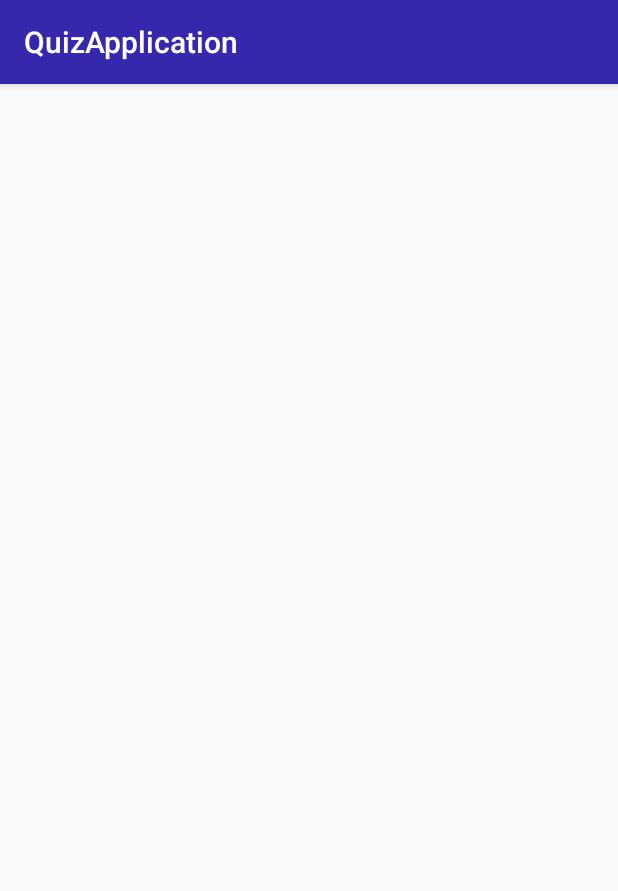
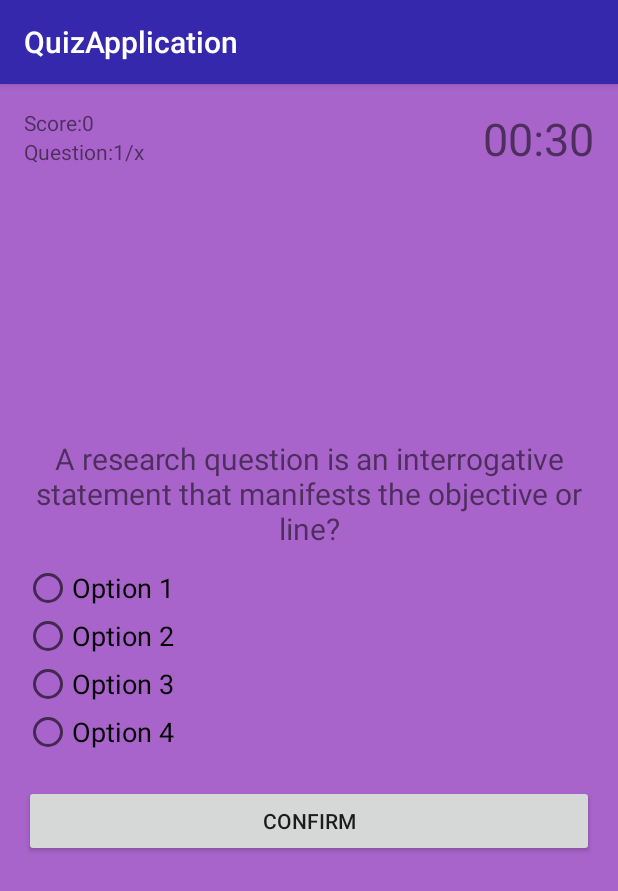
Before and after one commit to UsmanHaiderKhan/QuizApplication, an Android app: the QuizActivity screen opened directly, with no data from a screen before it, on a phone screen of 412 x 824 dp. Shown: the top 891 px of the screen. Run offline under Robolectric (Android 15) with nearby library versions, the phone set to English and light mode, and no system bars.

Commit message:
Update Added Question in the QuizActivity

```diff
--- a/app/src/main/res/layout/activity_quiz.xml
+++ b/app/src/main/res/layout/activity_quiz.xml
@@ -1,9 +1,87 @@
 <?xml version="1.0" encoding="utf-8"?>
-<android.support.constraint.ConstraintLayout xmlns:android="http://schemas.android.com/apk/res/android"
+<RelativeLayout xmlns:android="http://schemas.android.com/apk/res/android"
     xmlns:app="http://schemas.android.com/apk/res-auto"
     xmlns:tools="http://schemas.android.com/tools"
     android:layout_width="match_parent"
     android:layout_height="match_parent"
+    android:background="@color/backgroundColor"
+    android:padding="16dp"
     tools:context=".QuizActivity">
 
-</android.support.constraint.ConstraintLayout>
+    <TextView
+        android:id="@+id/score_count"
+        android:layout_width="wrap_content"
+        android:layout_height="wrap_content"
+        android:text="Score:0" />
+
+    <TextView
+        android:id="@+id/question_count"
+        android:layout_width="wrap_content"
+        android:layout_height="wrap_content"
+        android:layout_below="@id/score_count"
+        android:text="Question:1/x" />
+
+    <TextView
+        android:id="@+id/time_count"
+        android:layout_width="wrap_content"
+        android:layout_height="wrap_content"
+        android:layout_alignParentEnd="true"
+        android:text="00:30"
+        android:textSize="30dp" />
+
+    <TextView
+        android:id="@+id/text_view_question"
+        android:layout_width="match_parent"
+        android:layout_height="wrap_content"
+        android:layout_above="@id/radio_group"
+        android:layout_marginBottom="10dp"
+        android:textAlignment="center"
+        android:text="A research question is an interrogative statement that manifests the objective or line?"
+        android:textSize="20sp" />
+
+
+    <RadioGroup
+        android:id="@+id/radio_group"
+        android:layout_width="wrap_content"
+        android:layout_height="wrap_content"
+        android:layout_centerVertical="true">
+
+        <RadioButton
+            android:id="@+id/btn_1"
+            android:layout_width="wrap_content"
+            android:layout_height="wrap_content"
+            android:text="Option 1"
+            android:textSize="18dp" />
+
+        <RadioButton
+            android:id="@+id/btn_2"
+            android:layout_width="wrap_content"
+            android:layout_height="wrap_content"
+            android:text="Option 2"
+            android:textSize="18dp" />
+
+        <RadioButton
+            android:id="@+id/btn_3"
+            android:layout_width="wrap_content"
+            android:layout_height="wrap_content"
+            android:text="Option 3"
+            android:textSize="18dp" />
+
+        <RadioButton
+            android:id="@+id/btn_4"
+            android:layout_width="wrap_content"
+            android:layout_height="wrap_content"
+            android:text="Option 4"
+            android:textSize="18dp" />
+
+    </RadioGroup>
+
+    <Button
+        android:layout_width="match_parent"
+        android:layout_height="wrap_content"
+        android:text="Confirm"
+        android:id="@+id/confirm_btn"
+        android:layout_below="@id/radio_group"
+        android:layout_marginTop="19dp"/>
+
+</RelativeLayout>
```
